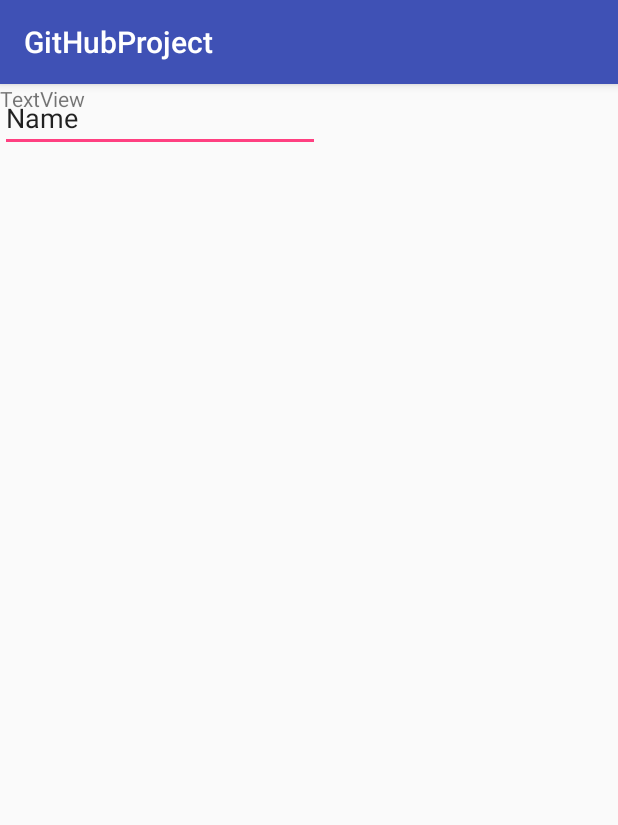
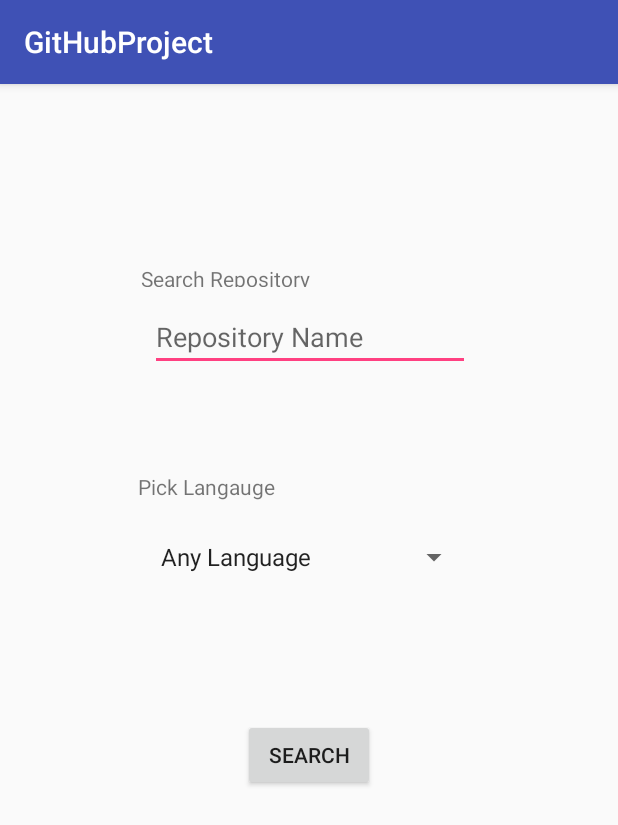
Before and after one commit to Rrobot65/GitHubProject, an Android app: the screen it shows after launch (SearchActivity), on a phone screen of 412 x 824 dp. Shown: the top 825 px of the screen. Run offline under Robolectric (Android 15) with nearby library versions, the phone set to English and light mode, and no system bars.

Commit message:
Finished getting all information from JSON and putting everything into a recycler view.

```diff
--- a/app/build.gradle
+++ b/app/build.gradle
@@ -25,4 +25,7 @@ dependencies {
     testImplementation 'junit:junit:4.12'
     androidTestImplementation 'com.android.support.test:runner:1.0.2'
     androidTestImplementation 'com.android.support.test.espresso:espresso-core:3.0.2'
+    compile 'com.squareup.okhttp3:okhttp:3.10.0'
+    compile 'com.google.code.gson:gson:2.8.1'
+    implementation 'com.android.support:recyclerview-v7:26.1.0'
 }
--- a/app/src/main/AndroidManifest.xml
+++ b/app/src/main/AndroidManifest.xml
@@ -1,6 +1,7 @@
 <?xml version="1.0" encoding="utf-8"?>
 <manifest xmlns:android="http://schemas.android.com/apk/res/android"
     package="com.example.rahul.githubproject">
+    <uses-permission android:name="android.permission.INTERNET" />
 
     <application
         android:allowBackup="true"
@@ -16,6 +17,7 @@
                 <category android:name="android.intent.category.LAUNCHER" />
             </intent-filter>
         </activity>
+        <activity android:name=".RepositoriesActivity"></activity>
     </application>
 
 </manifest>
--- /dev/null
+++ b/app/src/main/java/com/example/rahul/githubproject/Manager.java
@@ -0,0 +1,169 @@
+package com.example.rahul.githubproject;
+
+
+
+import com.google.gson.JsonArray;
+import com.google.gson.JsonElement;
+import com.google.gson.JsonObject;
+import com.google.gson.JsonParser;
+
+import java.io.IOException;
+import java.util.ArrayList;
+
+import okhttp3.Call;
+import okhttp3.Callback;
+import okhttp3.OkHttpClient;
+import okhttp3.Request;
+import okhttp3.Response;
+
+/**
+ * Created by rahul on 5/15/2018.
+ */
+
+public class Manager
+{
+    private static Manager manager = null;
+    private OkHttpClient client;
+    private String url;
+    private String sort;
+    private String order;
+    private int page;
+    private ArrayList<Repository> repositoryArrayList;
+
+    private Manager()
+    {
+        sort = "";
+        order = "desc";
+        page = 1;
+        client = new OkHttpClient();
+        repositoryArrayList = new ArrayList<>();
+    }
+
+    public static Manager getInstance()
+    {
+        if(manager == null)
+        {
+            manager = new Manager();
+        }
+
+        return manager;
+    }
+
+    private void requestAPI(String url, final JSONElementCallback callback)
+    {
+        Request request = new Request.Builder()
+                .url(url)
+                .build();
+
+        client.newCall(request).enqueue(new Callback()
+        {
+            @Override
+            public void onFailure(Call call, IOException e)
+            {
+
+            }
+
+            @Override
+            public void onResponse(Call call, Response response) throws IOException
+            {
+                JsonParser parser = new JsonParser();
+                JsonElement element = parser.parse(response.body().string());
+                callback.onResponse(call, element);
+            }
+        });
+
+
+    }
+
+    public void getRepositories(String repositoryName, final String language, final RepositoryCallback callback)
+    {
+        createURL(repositoryName, language);
+
+        requestAPI(url, new JSONElementCallback()
+        {
+            @Override
+            public void onFailure(Call call, IOException e)
+            {
+
+            }
+
+            @Override
+            public void onResponse(Call call, JsonElement element)
+            {
+                JsonObject wholeJSONObject = element.getAsJsonObject();
+                JsonArray items = wholeJSONObject.getAsJsonArray("items");
+
+                for(int i=0; i<items.size(); i++)
+                {
+                    Repository repository = new Repository(items.get(i).getAsJsonObject().get("full_name").getAsString(),
+                            parseLanguageAndDescription(items.get(i).getAsJsonObject().get("description").toString()),
+                            parseLanguageAndDescription(items.get(i).getAsJsonObject().get("language").toString()),
+                            items.get(i).getAsJsonObject().get("stargazers_count").getAsString(),
+                            parseTime(items.get(i).getAsJsonObject().get("pushed_at").getAsString()));
+
+                    repositoryArrayList.add(repository);
+                }
+
+                callback.onResponse(repositoryArrayList);
+            }
+        });
+    }
+
+
+    private void createURL(String repositoryName, String language)
+    {
+        for(int i = 0; i < repositoryName.length(); i++)
+        {
+            if(repositoryName.charAt(i) == ' ')
+                repositoryName = repositoryName.substring(0, i-1) + '+' + repositoryName.substring(i+1, repositoryName.length()-1);
+        }
+
+        if(language.equals("Any Language"))
+            language = "";
+        else
+            language = "+language:" + language;
+
+        url = "https://api.github.com/search/repositories?page=" + page + "&q=" + repositoryName + language + "&sort=" + sort + "&order=" + order;
+    }
+
+
+    private String parseTime(String lastUpdated)
+    {
+        String newTime = "Updated On " + lastUpdated.substring(5, 7) + "/" + lastUpdated.substring(8,10)
+                + "/" + lastUpdated.substring(0,4);
+
+        return newTime;
+    }
+
+    //Deletes the quotation marks that are in the String which was retrieved from the Json file
+    private String parseLanguageAndDescription(String oldString)
+    {
+        String newString = oldString.substring(1, oldString.length()-1);
+
+        return newString;
+    }
+
+    public ArrayList<Repository> getRepositoryArrayList()
+    {
+        return repositoryArrayList;
+    }
+
+    public void setRepositoryArrayList(ArrayList<Repository> repositoryArrayList)
+    {
+        this.repositoryArrayList = repositoryArrayList;
+    }
+}
+
+interface JSONElementCallback
+{
+    void onFailure(Call call, IOException e);
+
+    void onResponse(Call call, JsonElement element);
+}
+
+interface RepositoryCallback
+{
+    void onFailure(IOException e);
+
+    void onResponse(ArrayList<Repository> arrayListRepository);
+}
--- a/app/src/main/java/com/example/rahul/githubproject/SearchActivity.java
+++ b/app/src/main/java/com/example/rahul/githubproject/SearchActivity.java
@@ -1,15 +1,90 @@
 package com.example.rahul.githubproject;
 
+import android.content.Intent;
+import android.os.Bundle;
 import android.support.v7.app.AppCompatActivity;
-import android.os.Bundle;
+import android.view.View;
+import android.widget.AdapterView;
+import android.widget.ArrayAdapter;
+import android.widget.EditText;
+import android.widget.Spinner;
 
-public class SearchActivity extends AppCompatActivity
+import java.io.IOException;
+import java.util.ArrayList;
+
+public class SearchActivity extends AppCompatActivity implements AdapterView.OnItemSelectedListener
 {
+    private Spinner spinner;
+    private Manager manager;
+    private String languageString;
+    private EditText repositoryNameEditText;
 
     @Override
     protected void onCreate(Bundle savedInstanceState)
     {
         super.onCreate(savedInstanceState);
         setContentView(R.layout.activity_search);
+
+        manager = Manager.getInstance();
+        repositoryNameEditText = findViewById(R.id.repositoryNameEditText);
+
+
+        //region Setting up Spinner
+        spinner = findViewById(R.id.languageSpinner);
+
+        ArrayAdapter<CharSequence> spinnerAdapter = ArrayAdapter.createFromResource(this,
+                R.array.languages, android.R.layout.simple_spinner_item);
+        spinnerAdapter.setDropDownViewResource(android.R.layout.simple_spinner_dropdown_item);
+        spinner.setAdapter(spinnerAdapter);
+        spinner.setOnItemSelectedListener(this);
+        //endregion
+
+
+
+
+
     }
+
+    //Spinner Methods
+    @Override
+    public void onItemSelected(AdapterView<?> parent, View view, int position, long id)
+    {
+        languageString = parent.getItemAtPosition(position).toString();
+    }
+
+    @Override
+    public void onNothingSelected(AdapterView<?> parent)
+    {
+
+    }
+
+    //When search button is pressed
+    public void searchButton(View view)
+    {
+        manager.getRepositories(repositoryNameEditText.getText().toString(), languageString, new RepositoryCallback()
+        {
+            @Override
+            public void onFailure(IOException e)
+            {
+
+            }
+
+            @Override
+            public void onResponse(ArrayList<Repository> repositoryArrayList)
+            {
+                startActivity(new Intent(SearchActivity.this, RepositoriesActivity.class));
+            }
+        });
+
+
+    }
+
+    @Override
+    public void onResume()
+    {
+        super.onResume();
+        manager.setRepositoryArrayList(new ArrayList<Repository>());
+    }
+
+
 }
--- a/app/src/main/res/layout/activity_search.xml
+++ b/app/src/main/res/layout/activity_search.xml
@@ -7,21 +7,83 @@
     tools:context="com.example.rahul.githubproject.SearchActivity">
 
     <EditText
-        android:id="@+id/editText"
+        android:id="@+id/repositoryNameEditText"
         android:layout_width="wrap_content"
         android:layout_height="wrap_content"
+        android:layout_marginBottom="8dp"
+        android:layout_marginEnd="8dp"
+        android:layout_marginStart="8dp"
+        android:layout_marginTop="8dp"
         android:ems="10"
+        android:hint="Repository Name"
         android:inputType="textPersonName"
-        android:text="Name"
-        tools:layout_editor_absoluteX="85dp"
-        tools:layout_editor_absoluteY="96dp" />
+        app:layout_constraintBottom_toBottomOf="parent"
+        app:layout_constraintEnd_toEndOf="parent"
+        app:layout_constraintHorizontal_bias="0.503"
+        app:layout_constraintStart_toStartOf="parent"
+        app:layout_constraintTop_toTopOf="parent"
+        app:layout_constraintVertical_bias="0.195" />
 
     <TextView
-        android:id="@+id/textView"
+        android:id="@+id/searchRepositoryTextView"
+        android:layout_width="wrap_content"
+        android:layout_height="15dp"
+        android:layout_marginBottom="8dp"
+        android:layout_marginEnd="8dp"
+        android:layout_marginStart="8dp"
+        android:layout_marginTop="8dp"
+        android:text="Search Repository"
+        app:layout_constraintBottom_toBottomOf="parent"
+        app:layout_constraintEnd_toEndOf="parent"
+        app:layout_constraintHorizontal_bias="0.303"
+        app:layout_constraintStart_toStartOf="parent"
+        app:layout_constraintTop_toTopOf="parent"
+        app:layout_constraintVertical_bias="0.152" />
+
+    <Spinner
+        android:id="@+id/languageSpinner"
+        android:layout_width="214dp"
+        android:layout_height="44dp"
+        android:layout_marginBottom="8dp"
+        android:layout_marginEnd="8dp"
+        android:layout_marginStart="8dp"
+        android:layout_marginTop="8dp"
+        app:layout_constraintBottom_toBottomOf="parent"
+        app:layout_constraintEnd_toEndOf="parent"
+        app:layout_constraintStart_toStartOf="parent"
+        app:layout_constraintTop_toTopOf="parent"
+        app:layout_constraintVertical_bias="0.403" />
+
+    <TextView
+        android:id="@+id/pickLanguageTextView"
         android:layout_width="wrap_content"
         android:layout_height="wrap_content"
-        android:text="TextView"
-        tools:layout_editor_absoluteX="85dp"
-        tools:layout_editor_absoluteY="83dp" />
+        android:layout_marginBottom="8dp"
+        android:layout_marginEnd="8dp"
+        android:layout_marginStart="8dp"
+        android:layout_marginTop="8dp"
+        android:text="Pick Langauge"
+        app:layout_constraintBottom_toBottomOf="parent"
+        app:layout_constraintEnd_toEndOf="parent"
+        app:layout_constraintHorizontal_bias="0.276"
+        app:layout_constraintStart_toStartOf="parent"
+        app:layout_constraintTop_toTopOf="parent"
+        app:layout_constraintVertical_bias="0.342" />
+
+    <Button
+        android:id="@+id/searchButton"
+        android:layout_width="wrap_content"
+        android:layout_height="wrap_content"
+        android:layout_marginBottom="8dp"
+        android:layout_marginEnd="8dp"
+        android:layout_marginStart="8dp"
+        android:layout_marginTop="8dp"
+        android:onClick="searchButton"
+        android:text="Search"
+        app:layout_constraintBottom_toBottomOf="parent"
+        app:layout_constraintEnd_toEndOf="parent"
+        app:layout_constraintStart_toStartOf="parent"
+        app:layout_constraintTop_toTopOf="parent"
+        app:layout_constraintVertical_bias="0.59" />
 
 </android.support.constraint.ConstraintLayout>
--- a/app/src/main/res/values/colors.xml
+++ b/app/src/main/res/values/colors.xml
@@ -3,4 +3,5 @@
     <color name="colorPrimary">#3F51B5</color>
     <color name="colorPrimaryDark">#303F9F</color>
     <color name="colorAccent">#FF4081</color>
+    <color name="black">#000000</color>
 </resources>
--- a/app/src/main/res/values/strings.xml
+++ b/app/src/main/res/values/strings.xml
@@ -1,3 +1,17 @@
 <resources>
     <string name="app_name">GitHubProject</string>
+    <string-array name="languages">
+        <item>Any Language</item>
+        <item>Javascript</item>
+        <item>Python</item>
+        <item>HTML</item>
+        <item>Java</item>
+        <item>C#</item>
+        <item>CSS</item>
+        <item>Assembly</item>
+        <item>Ruby</item>
+        <item>PHP</item>
+        <item>C++</item>
+        <item>Swift</item>
+    </string-array>
 </resources>
```
Also changed, not shown: app/src/main/java/com/example/rahul/githubproject/RecyclerViewAdapter.java (added, +67 -0 lines), app/src/main/java/com/example/rahul/githubproject/RepositoriesActivity.java (added, +34 -0 lines), app/src/main/java/com/example/rahul/githubproject/Repository.java (added, +74 -0 lines), app/src/main/res/layout/activity_repositories.xml (added, +31 -0 lines), app/src/main/res/layout/recycler_view_row.xml (added, +53 -0 lines).
